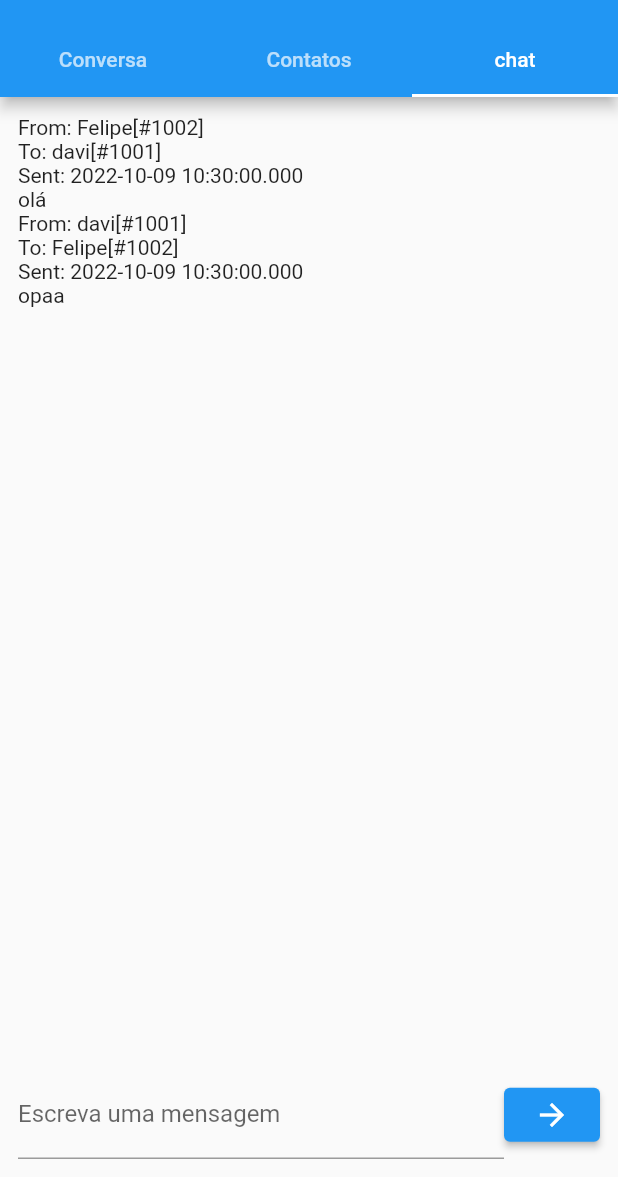
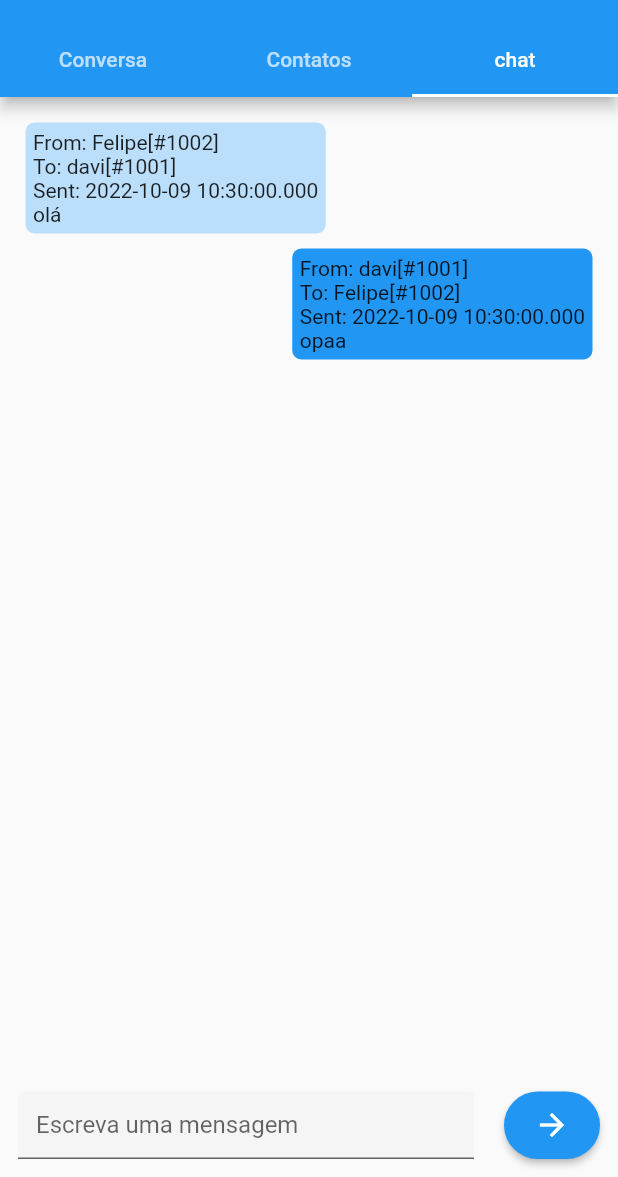
Before and after one commit to davi133/app-mensagens-si700, a Flutter app: the screen it shows after launch, tab 3 chosen, on a phone screen of 412 x 824 dp, the part 59-1236 px from its top. Run offline on Flutter 3.47's test engine with Material 2 defaults, Android fonts, the phone set to English and light mode, and no system bars; key blocks and very long unbroken strings in the code were emptied for the run.

Commit message:
chat screen stylized

```diff
--- a/lib/View/Chat.dart
+++ b/lib/View/Chat.dart
@@ -2,6 +2,7 @@ import 'package:flutter/material.dart';
 import '../model/user.dart';
 import 'conversa_tile.dart';
 import '../model/mensagem.dart';
+import '../model/user.dart';
 
 class ChatScreen extends StatelessWidget {
   ChatScreen({super.key});
@@ -17,25 +18,7 @@ class ChatScreen extends StatelessWidget {
       margin: const EdgeInsets.all(12.0),
       child: Column(
         mainAxisAlignment: MainAxisAlignment.spaceBetween,
-        children: [
-          MessageList(mensagens),
-          Row(
-            children: [
-              const Expanded(
-                child: TextField(
-                  keyboardType: TextInputType.text,
-                  decoration: InputDecoration(
-                    labelText: 'Escreva uma mensagem',
-                  ),
-                ),
-              ),
-              ElevatedButton(
-                onPressed: () {},
-                child: const Icon(Icons.arrow_forward),
-              )
-            ],
-          ),
-        ],
+        children: [MessageList(mensagens), const ChatBottom()],
       ),
     );
   }
@@ -44,6 +27,7 @@ class ChatScreen extends StatelessWidget {
 class MessageList extends StatelessWidget {
   MessageList(this.mensagens, {super.key});
   List<Mensagem> mensagens;
+  final User me = User("davi", 1001);
 
   @override
   Widget build(BuildContext context) {
@@ -59,13 +43,77 @@ class MessageList extends StatelessWidget {
 }
 
 class MessageTile extends StatelessWidget {
-  const MessageTile(this.msg,{super.key});
+  MessageTile(this.msg, {super.key});
   final Mensagem msg;
+  final User me = User("davi", 1001);//Isso precisa ser refatorado depois,
+                                     //mas precisa de um jeito do tile saber
+                                     //em qual lado da tela colocar a mensagem
+  @override
+  Widget build(BuildContext context) {
+    return Row(
+      mainAxisAlignment: msg.from.numero == me.numero
+          ? MainAxisAlignment.end
+          : MainAxisAlignment.start,
+      children: [
+        Container(
+          decoration: BoxDecoration(
+              color:
+                  msg.from.numero == me.numero ? Colors.blue : Colors.blue[100],
+              borderRadius: const BorderRadius.all(Radius.circular(6))),
+          padding: const EdgeInsets.all(5.0),
+          margin: const EdgeInsets.all(5.0),
+          child: Text("$msg"),
+        ),
+      ],
+    );
+  }
+}
+
+class ChatBottom extends StatefulWidget {
+  const ChatBottom({super.key});
+
+  @override
+  State<ChatBottom> createState() => _ChatBottomState();
+}
+
+class _ChatBottomState extends State<ChatBottom> {
+  String message = "";
 
   @override
   Widget build(BuildContext context) {
-    return Container(
-      child: Text("$msg"),
+    return SizedBox(
+      height: 45,
+      child: Row(
+        children: [
+          Expanded(
+            child: TextField(
+              keyboardType: TextInputType.text,
+              decoration: InputDecoration(
+                labelText: 'Escreva uma mensagem',
+                filled: true,
+                fillColor: Colors.grey[100],
+              ),
+              onChanged: (value) => {message = value},
+            ),
+          ),
+          const SizedBox(
+            width: 20,
+          ),
+          SizedBox(
+            height: 45,
+            child: ElevatedButton(
+              style: ButtonStyle(
+                  shape: MaterialStateProperty.all<RoundedRectangleBorder>(
+                      RoundedRectangleBorder(
+                borderRadius: BorderRadius.circular(25.0),
+
+              ))),
+              onPressed: () {},
+              child: const Icon(Icons.arrow_forward),
+            ),
+          )
+        ],
+      ),
     );
   }
 }
```
